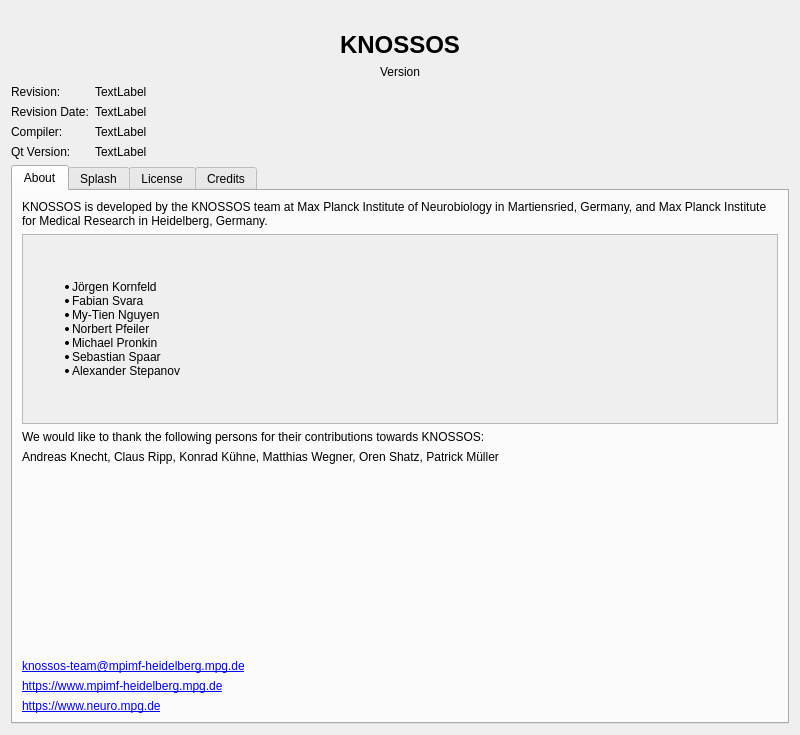
The window that widgets/aboutdialog.ui (knossos-project/knossos) describes before a commit, drawn with Qt 5.
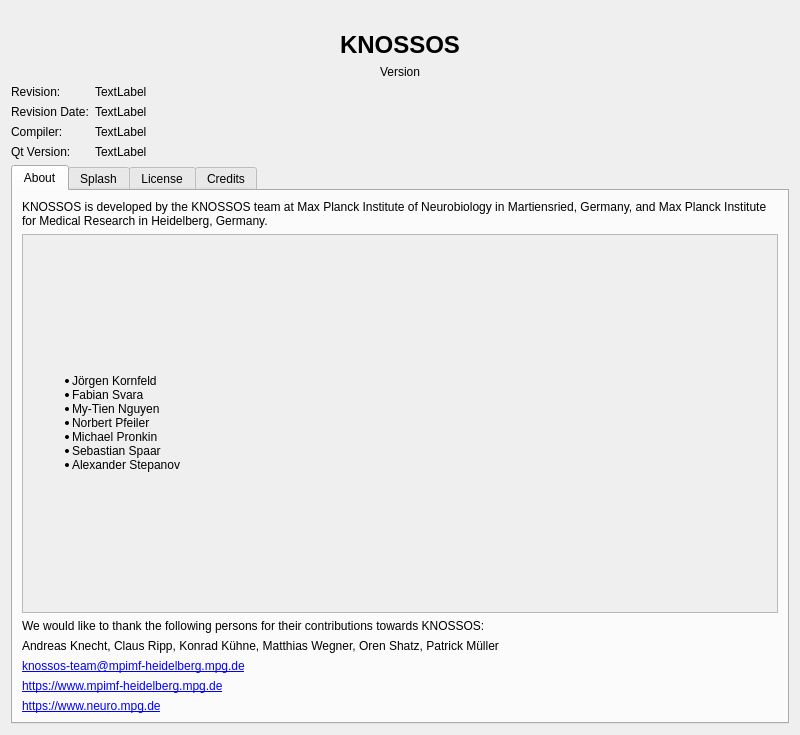
The same window after the commit. Icons and pictures are not drawn.

Commit message: Remove unnecessary vertical spacer

```diff
--- a/widgets/aboutdialog.ui
+++ b/widgets/aboutdialog.ui
@@ -235,19 +235,6 @@
            </property>
           </widget>
          </item>
-         <item>
-          <spacer name="verticalSpacer_2">
-           <property name="orientation">
-            <enum>Qt::Vertical</enum>
-           </property>
-           <property name="sizeHint" stdset="0">
-            <size>
-             <width>20</width>
-             <height>40</height>
-            </size>
-           </property>
-          </spacer>
-         </item>
          <item>
           <widget class="QLabel" name="emailLabel">
            <property name="text">
```
